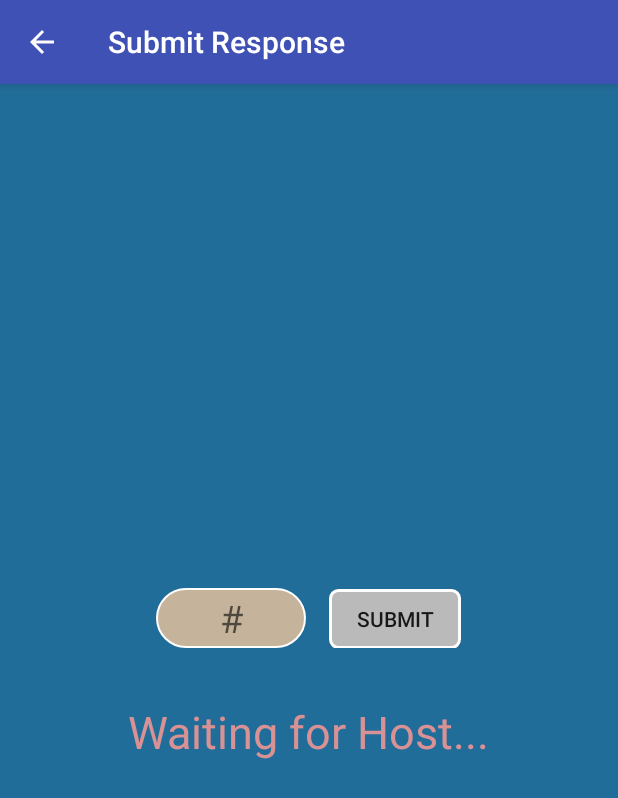
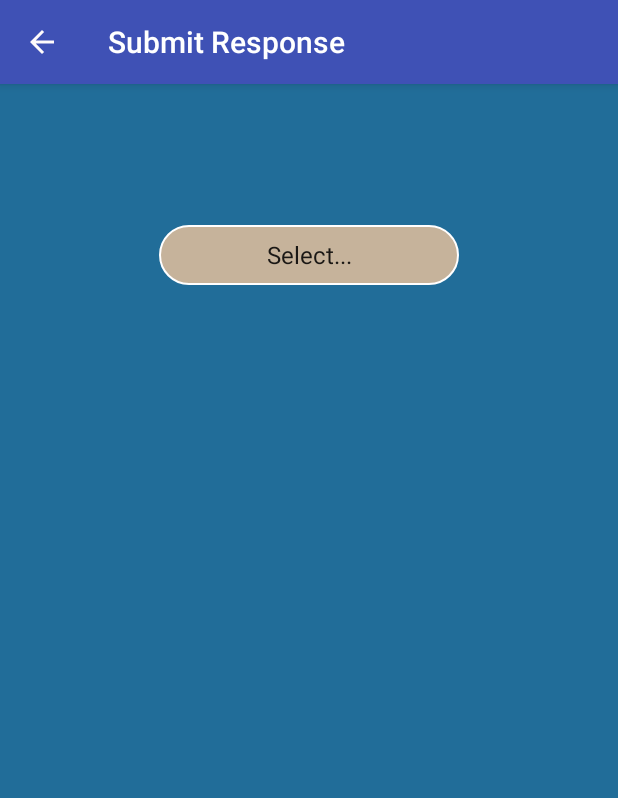
Before and after one commit to matthewcdahl/SavantAndroidTeam, an Android app: the fragment PokerUserFragment placed in its activity, on a phone screen of 412 x 824 dp. Shown: the top 798 px of the screen. Run offline under Robolectric (Android 15) with nearby library versions, the phone set to English and light mode, and no system bars; our stand-ins replace Firebase (no records; nobody signed in at launch, a user with empty details on screens opened directly); 7 statements that could not run were skipped.

```diff
--- a/app/src/main/java/com/savant/savantandroidteam/poker/PokerUserFragment.java
+++ b/app/src/main/java/com/savant/savantandroidteam/poker/PokerUserFragment.java
@@ -14,8 +14,11 @@ import android.view.View;
 import android.view.ViewGroup;
 import android.view.inputmethod.EditorInfo;
 import android.view.inputmethod.InputMethodManager;
+import android.widget.AdapterView;
+import android.widget.ArrayAdapter;
 import android.widget.Button;
 import android.widget.EditText;
+import android.widget.Spinner;
 import android.widget.TextView;
 
 import com.google.firebase.auth.FirebaseAuth;
@@ -27,13 +30,12 @@ import com.google.firebase.database.ValueEventListener;
 import com.savant.savantandroidteam.main.MainActivity;
 import com.savant.savantandroidteam.R;
 
-public class PokerUserFragment extends Fragment {
+public class PokerUserFragment extends Fragment implements AdapterView.OnItemSelectedListener {
 
     //UI Declarations
-    private Button mSubmitDiff;
-    private EditText mDiff;
     private TextView mWaitingText;
     private TextView mSessionName;
+    private Spinner mDiffSpinner;
 
 
     //Firebase Declarations
@@ -47,6 +49,8 @@ public class PokerUserFragment extends Fragment {
     //TOOLBAR
     private android.support.v7.app.ActionBar masterBarHolder;
     Toolbar toolbar;
+
+    //Internal
 
 
     @Nullable
@@ -67,24 +71,17 @@ public class PokerUserFragment extends Fragment {
             public void onClick(View v) {
                 getActivity().getSupportFragmentManager().beginTransaction()
                         .replace(R.id.fragment_container, new PokerMainFragment()).commit();
-                InputMethodManager imm = (InputMethodManager)getActivity().getSystemService(Context.INPUT_METHOD_SERVICE);
+                InputMethodManager imm = (InputMethodManager) getActivity().getSystemService(Context.INPUT_METHOD_SERVICE);
                 imm.hideSoftInputFromWindow(getView().getWindowToken(), 0);
             }
         });
 
 
         //UI
-        mSubmitDiff = (Button) view.findViewById(R.id.submit_activity_diff_user);
-
-        mDiff = (EditText) view.findViewById(R.id.et_difficulty_user);
-        mDiff.setText(getSessionDIFF());
-        mDiff.setCursorVisible(false);
-        mDiff.setOnClickListener(new View.OnClickListener() {
-            @Override
-            public void onClick(View v) {
-                mDiff.setCursorVisible(true);
-            }
-        });
+        mDiffSpinner = view.findViewById(R.id.spinner_difficulty);
+        setUpSpinner();
+        mDiffSpinner.setSelection(getPosFromName(getSessionDIFF()));
+        mDiffSpinner.setOnItemSelectedListener(this);
 
         mWaitingText = (TextView) view.findViewById(R.id.tv_waiting);
         waitingText();
@@ -101,68 +98,44 @@ public class PokerUserFragment extends Fragment {
         mNameRef = mCurrentSession.child("name");
 
 
-        //Will submit the user answer when keyboard ime Action is pressed
-        mDiff.setOnEditorActionListener(new TextView.OnEditorActionListener() {
-            @Override
-            public boolean onEditorAction(TextView v, int actionId, KeyEvent event) {
-                if ((actionId & EditorInfo.IME_MASK_ACTION) != 0) {
-                    submitDiff();
-                    mWaitingText.setVisibility(View.VISIBLE);
-                    InputMethodManager imm = (InputMethodManager)getActivity().getSystemService(Context.INPUT_METHOD_SERVICE);
-                    imm.hideSoftInputFromWindow(getView().getWindowToken(), 0);
-                    return true;
-                }
-                else {
-                    return false;
-                }
-            }
-        });
-
         //Firebase Reference for when the host shows responses
         mRevealedRef.addValueEventListener(new ValueEventListener() {
             @Override
             public void onDataChange(DataSnapshot dataSnapshot) {
-                if(dataSnapshot.getValue() != null && dataSnapshot.getValue().toString().equals("true")){
+                if (dataSnapshot.getValue() != null && dataSnapshot.getValue().toString().equals("true")) {
                     String id = getSessionID();
                     PokerResultsFragment fragment = new PokerResultsFragment();
                     Bundle arguments = new Bundle();
                     arguments.putString("ID", id);
                     fragment.setArguments(arguments);
                     FragmentTransaction ft;
-                    try{
+                    try {
                         ft = getFragmentManager().beginTransaction();
                         ft.replace(R.id.fragment_container, fragment);
                         ft.commit();
-                    } catch (Exception e){}
+                    } catch (Exception e) {
+                    }
 
 
                 }
             }
+
             @Override
-            public void onCancelled(DatabaseError databaseError) { }
+            public void onCancelled(DatabaseError databaseError) {
+            }
         });
 
         //Firebase reference for showing the name of the session real time.
         mNameRef.addValueEventListener(new ValueEventListener() {
             @Override
             public void onDataChange(DataSnapshot dataSnapshot) {
-                if(dataSnapshot.getValue()!=null) {
+                if (dataSnapshot.getValue() != null) {
                     mSessionName.setText(dataSnapshot.getValue().toString());
                 }
             }
+
             @Override
-            public void onCancelled(DatabaseError databaseError) {}
-        });
-
-
-        // When the submit button is clicked
-        mSubmitDiff.setOnClickListener(new View.OnClickListener() {
-            @Override
-            public void onClick(View v) {
-                submitDiff();
-                mWaitingText.setVisibility(View.VISIBLE);
-                InputMethodManager imm = (InputMethodManager)getActivity().getSystemService(Context.INPUT_METHOD_SERVICE);
-                imm.hideSoftInputFromWindow(getView().getWindowToken(), 0);
+            public void onCancelled(DatabaseError databaseError) {
             }
         });
 
@@ -173,21 +146,21 @@ public class PokerUserFragment extends Fragment {
     /**
      * Pushes the users name and response to firebase in the form of Key: First name, Value: Response
      */
-    private void submitDiff(){
-        mDiff.setCursorVisible(false);
-        String diff = mDiff.getText().toString();
-        if(diff.isEmpty()) diff = "0";
-        String userEmail = getModifiedEmail();
-        DatabaseReference userRef = mCurrentSession.child("responses");
-        userRef.child(userEmail).setValue(diff);
+    private void submitDiff() {
+        String diff = mDiffSpinner.getSelectedItem().toString();
+        if(!diff.equals("Select...")) {
+            String userEmail = getModifiedEmail();
+            DatabaseReference userRef = mCurrentSession.child("responses");
+            userRef.child(userEmail).setValue(diff);
+        }
+
 
     }
 
     /**
-     *
      * @return the unique id of the session from the bundled arguments from the main fragment
      */
-    private String getSessionID(){
+    private String getSessionID() {
         Bundle arguments = getArguments();
         String session = arguments.getString("ID");
         return session;
@@ -195,10 +168,9 @@ public class PokerUserFragment extends Fragment {
     }
 
     /**
-     *
      * @return the current response from the user
      */
-    private String getSessionDIFF(){
+    private String getSessionDIFF() {
         Bundle arguments = getArguments();
         String diff = arguments.getString("DIFF");
         return diff;
@@ -208,18 +180,18 @@ public class PokerUserFragment extends Fragment {
     /**
      * If the user has given a response they will be told to wait for host
      */
-    private void waitingText(){
-        if(getSessionDIFF() == "") mWaitingText.setVisibility(View.GONE);
+    private void waitingText() {
+        if (mDiffSpinner.getSelectedItem().toString().equals("Select..."))
+            mWaitingText.setVisibility(View.GONE);
         else mWaitingText.setVisibility(View.VISIBLE);
 
     }
 
 
-
     /**
      * @return name of the session from the main fragment bundle
      */
-    private String getSessionNAME(){
+    private String getSessionNAME() {
         Bundle arguments = getArguments();
         String name = arguments.getString("NAME");
         return name;
@@ -229,13 +201,50 @@ public class PokerUserFragment extends Fragment {
      * @return the modified email with ',' from firebase
      */
     @NonNull
-    private String getModifiedEmail(){
-        return mAuth.getCurrentUser().getEmail().trim().replace('.',',');
+    private String getModifiedEmail() {
+        return mAuth.getCurrentUser().getEmail().trim().replace('.', ',');
+    }
+
+    @Override
+    public void onItemSelected(AdapterView<?> parent, View view, int position, long id) {
+        submitDiff();
+    }
+
+    @Override
+    public void onNothingSelected(AdapterView<?> parent) {
+    }
+
+    private void setUpSpinner() {
+        String[] arr;
+        arr = new String[]{"Select...", "Mouse", "Groundhog", "Fox", "Lion", "Buffalo", "Elephant", "Honey Badger"};
+        ArrayAdapter<String> spinnerArrayAdapter = new ArrayAdapter(getContext(), android.R.layout.simple_spinner_item, arr);
+        spinnerArrayAdapter.setDropDownViewResource(android.R.layout.simple_spinner_dropdown_item);
+        mDiffSpinner.setAdapter(spinnerArrayAdapter);
+    }
+
+    private int getPosFromName(String name){
+        if(name!=null) {
+            switch (name) {
+                case "Mouse":
+                    return 1;
+                case "Groundhog":
+                    return 2;
+                case "Fox":
+                    return 3;
+                case "Lion":
+                    return 4;
+                case "Buffalo":
+                    return 5;
+                case "Elephant":
+                    return 6;
+                case "Honey Badger":
+                    return 7;
+                default:
+                    return 0;
+            }
+        }
+        else return 0;
     }
 
 
-
-
-
-
 }
--- a/app/src/main/res/layout/fragment_poker_user.xml
+++ b/app/src/main/res/layout/fragment_poker_user.xml
@@ -18,10 +18,9 @@
         android:id="@+id/tv_session_name_user"
         android:layout_width="wrap_content"
         android:layout_height="wrap_content"
-        android:layout_above="@id/llUser"
         android:text="Session Name"
         android:layout_centerHorizontal="true"
-        android:layout_marginBottom="50dp"
+        android:layout_marginTop="80dp"
         android:textSize="30sp"
         android:textColor="#FFFFFF"/>
 
@@ -31,12 +30,12 @@
         android:layout_height="wrap_content"
         android:orientation="horizontal"
         android:id="@+id/llUser"
-        android:layout_marginTop="0dp"
-        android:layout_centerInParent="true">
+        android:layout_marginTop="150dp"
+        android:layout_centerHorizontal="true">
 
-        <EditText
-            android:id="@+id/et_difficulty_user"
-            android:layout_width="100dp"
+        <Spinner
+            android:id="@+id/spinner_difficulty"
+            android:layout_width="200dp"
             android:layout_height="40dp"
             android:background="@drawable/et_background_session_diff"
             android:hint="#"
@@ -44,14 +43,6 @@
             android:textAlignment="center"
             android:textSize="25sp"
             android:inputType="number"/>
-        <Button
-            android:id="@+id/submit_activity_diff_user"
-            android:layout_width="wrap_content"
-            android:layout_height="40dp"
-            android:layout_marginTop="-4dp"
-            android:layout_marginLeft="15dp"
-            android:text="submit"
-            android:background="@drawable/submit_poker_host_btn"/>
     </LinearLayout>
 
     <TextView
```
Also changed, not shown: app/src/main/java/com/savant/savantandroidteam/poker/PokerHostFragment.java (+54 -45 lines), app/src/main/res/layout/fragment_poker_host_new.xml (+4 -16 lines).
